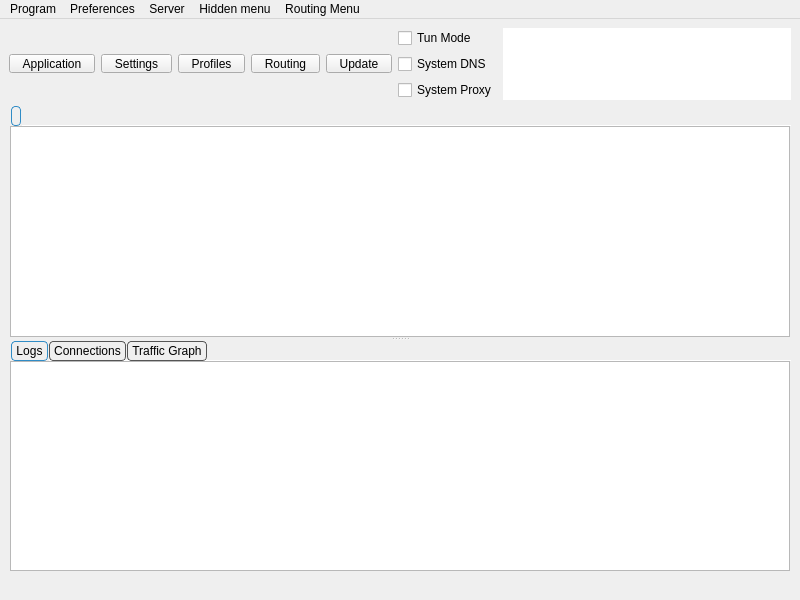
shengmo0210/Throne, file include/ui/mainwindow.ui: the form before one commit.
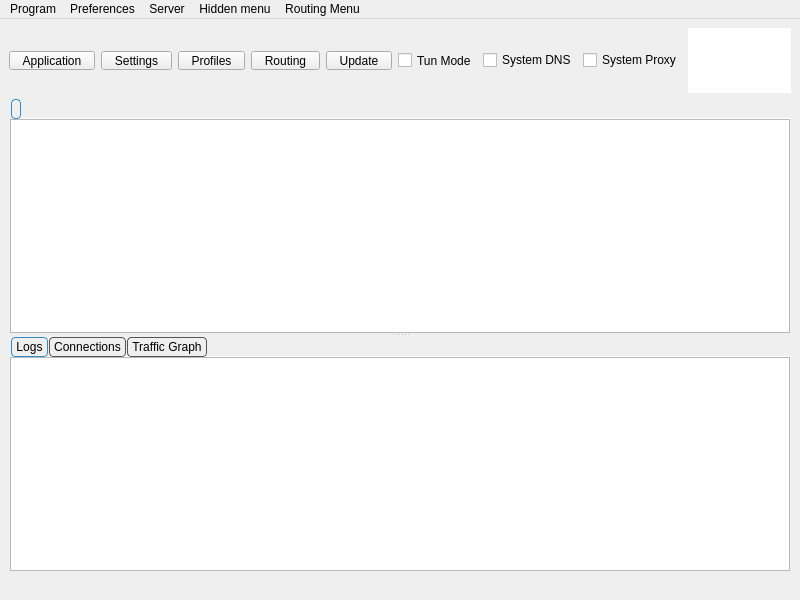
The form after the commit. Icons and pictures are not drawn. Custom widgets are drawn as their Qt base class.

What changed in the file:
```diff
--- a/include/ui/mainwindow.ui
+++ b/include/ui/mainwindow.ui
@@ -229,7 +229,7 @@
        </widget>
       </item>
       <item>
-       <layout class="QVBoxLayout" name="verticalLayout_4">
+       <layout class="QHBoxLayout" name="verticalLayout_4">
         <item>
          <widget class="QCheckBox" name="checkBox_VPN">
           <property name="sizePolicy">
```
